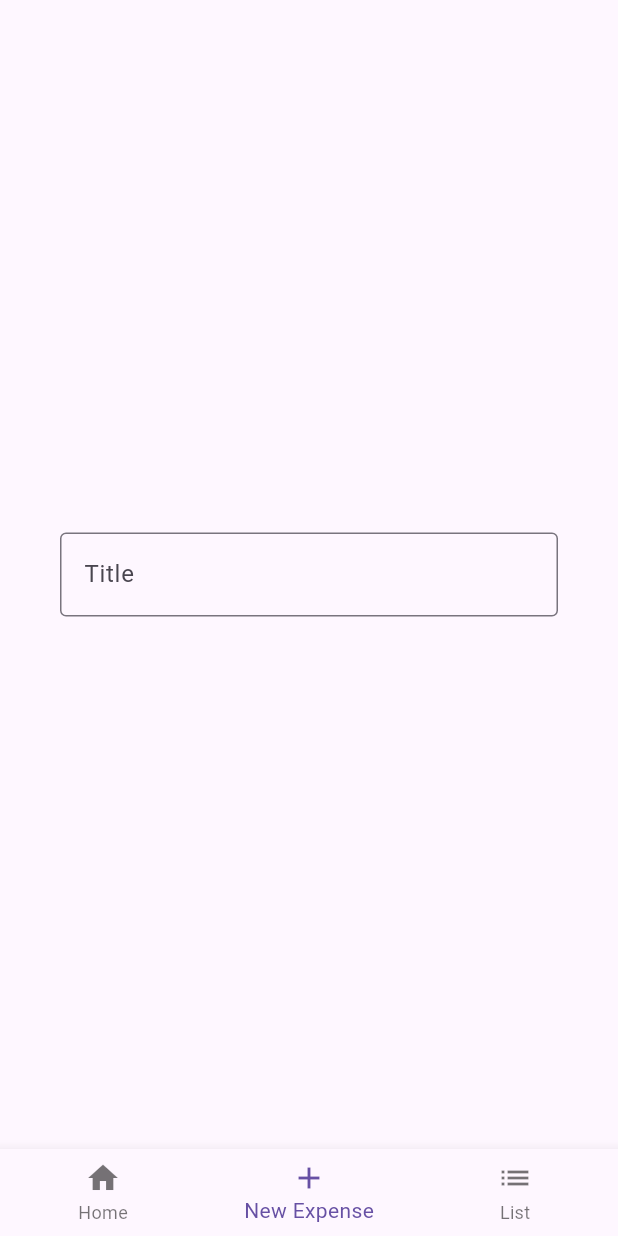
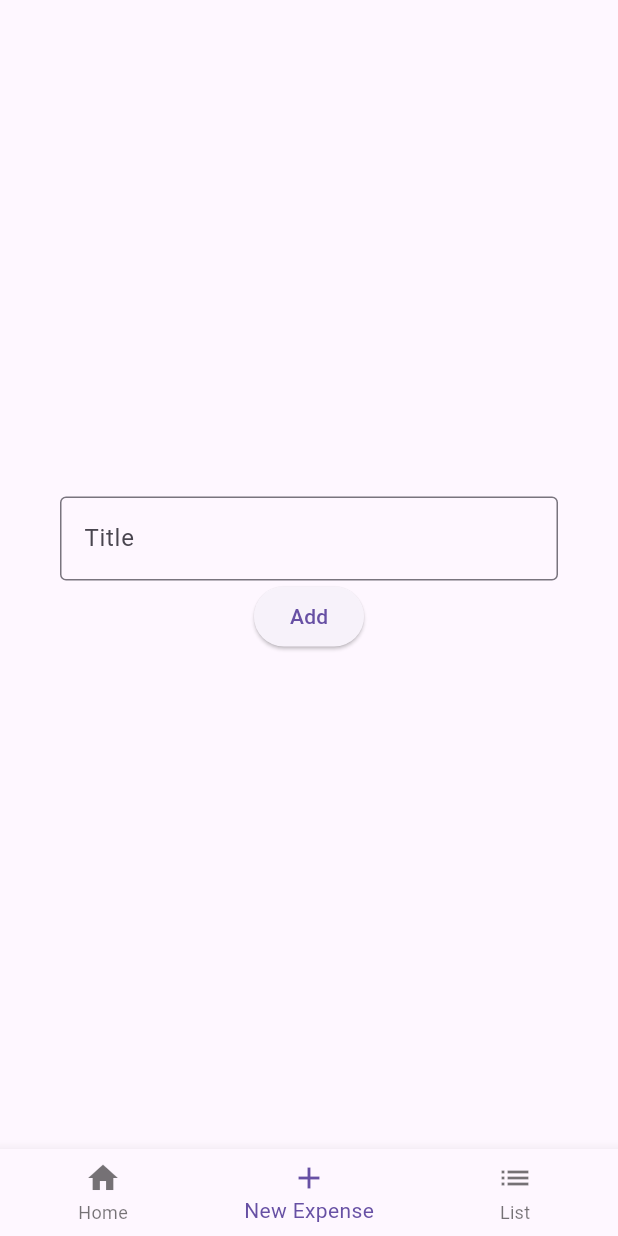
Before and after one commit to Val1t3/expense-tracker, a Flutter app: the screen it shows after launch, item 2 of the bottom bar chosen, on a phone screen of 412 x 824 dp. Run offline on Flutter 3.47's test engine with Material 3 defaults, Android fonts, the phone set to English and light mode, and no system bars.

Commit message:
[ADD] button to add an expense

```diff
--- a/expense_tracker/lib/Screens/add_expense_screen.dart
+++ b/expense_tracker/lib/Screens/add_expense_screen.dart
@@ -9,25 +9,52 @@ class AddExpenseScreen extends StatefulWidget {
 
 class _AddExpenseScreenState extends State<AddExpenseScreen> {
   List<String> list = <String>["Expense", "Income"];
+  List<String> expenses = List.empty(growable: true);
+
+  final TextEditingController _titleController = TextEditingController();
+
+  _addExpenseTest() {
+    String title = _titleController.text;
+    setState(() {
+      expenses.add(title);
+    });
+
+    // TODO: Remove this print statement
+    print(expenses);
+  }
+
+  @override
+  void dispose() {
+    _titleController.dispose();
+    super.dispose();
+  }
 
   @override
   Widget build(BuildContext context) {
     return MaterialApp(
       home: Container(
         margin: const EdgeInsets.all(40.0),
-      child: const Scaffold(
+        child: Scaffold(
           body: Center(
             child: Column(
               mainAxisAlignment: MainAxisAlignment.center,
               children: <Widget>[
                 TextField(
-              decoration: InputDecoration(
-                  hintText: "Title", border: OutlineInputBorder()),
+                  controller: _titleController,
+                  decoration: const InputDecoration(
+                    hintText: "Title",
+                    border: OutlineInputBorder(),
                   ),
-            // DropdownButton(items: items, onChanged: onChanged)
+                ),
+                ElevatedButton(
+                  onPressed: _addExpenseTest,
+                  child: const Text('Add'),
+                ),
               ],
-        )),
             ),
-    ));
+          ),
+        ),
+      ),
+    );
   }
 }
```
Lines whose indentation alone changed are shown as unchanged.
